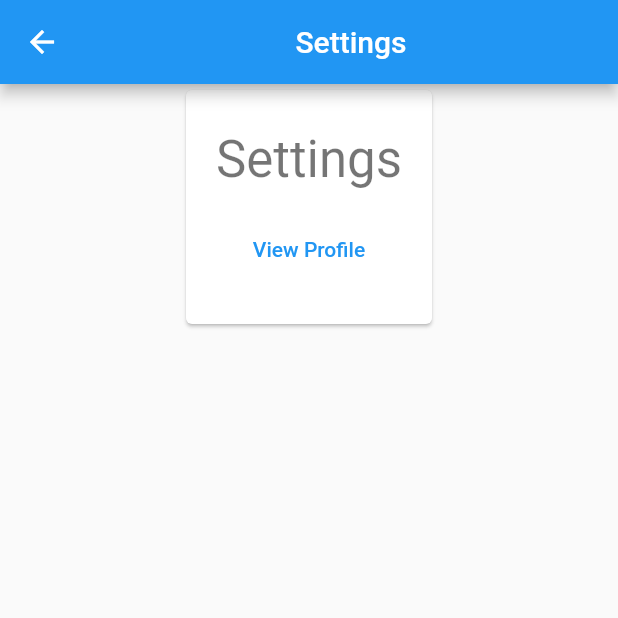
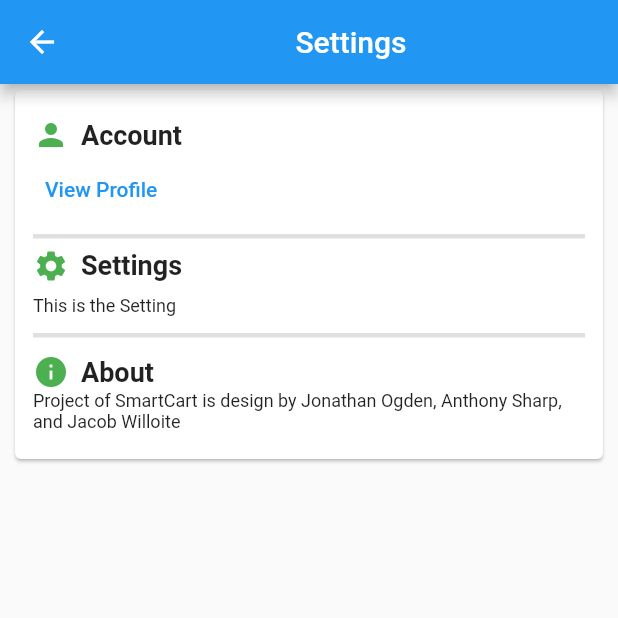
Before and after one commit to jawillhoite/smartcart, a Flutter app: the SettingsScreen screen opened directly, on a phone screen of 412 x 824 dp, the top half of it. Run offline on Flutter 3.47's test engine with Material 2 defaults, Android fonts, the phone set to English and light mode, and no system bars; our stand-ins replace firebase_core, firebase_database, url_strategy; missing offline and left inert: flutter_barcode_scanner, path_to_regexp; accounts and stored records are empty; network calls fail.

Commit message:
add some feature

```diff
--- a/lib/src/screens/settings.dart
+++ b/lib/src/screens/settings.dart
@@ -44,11 +44,35 @@ class SettingsContent extends StatelessWidget {
   @override
   Widget build(BuildContext context) => Column(
     children: [
-          ...[
+      // ...[
+      //   Text(
+      //     'Settings',
+      //     style: Theme.of(context).textTheme.headline4,
+      //   ),
+      //   Link(
+      //     uri: Uri.parse('/profile'),
+      //     builder: (context, followLink) => TextButton(
+      //       onPressed: followLink,
+      //       child: const Text('View Profile'),
+      //     ),
+      //   ),
+
+      // ].map((w) => Padding(padding: const EdgeInsets.all(8), child: w)),
+      Row(
+        children: [
+          Icon(
+            Icons.person,
+            color: Colors.green,
+          ),
+          SizedBox(width: 8,),
           Text(
-              'Settings',
-              style: Theme.of(context).textTheme.headline4,
+            "Account",
+            style:  TextStyle(fontSize: 18, fontWeight: FontWeight.bold),
           ),
+        ],
+      ),
+      Row(
+        children: [
           Link(
           uri: Uri.parse('/profile'),
           builder: (context, followLink) => TextButton(
@@ -56,9 +80,46 @@ class SettingsContent extends StatelessWidget {
             child: const Text('View Profile'),
           ),
         ),
+        ],
+      ),
+      Divider(height: 15, thickness:  3,),
+      Row(
+        children: [
+          Icon(
+            Icons.settings,
+            color: Colors.green,
+          ),
+          SizedBox(width: 8,),
+          Text(
+            "Settings",
+            style:  TextStyle(fontSize: 18, fontWeight: FontWeight.bold),
+          ),
 
-          ].map((w) => Padding(padding: const EdgeInsets.all(8), child: w)),
-
+        ],
+      ),
+      SizedBox(height: 8,),
+      Row(children: [Text(
+        "This is the Setting",
+        style:  TextStyle(fontSize: 12, ),
+      ),],),
+      Divider(height: 25, thickness:  3,),
+      Row(
+        children: [
+          Icon(
+            Icons.info,
+            color: Colors.green,
+          ),
+          SizedBox(width: 8,),
+          Text(
+            "About",
+            style:  TextStyle(fontSize: 18, fontWeight: FontWeight.bold),
+          ),
+        ],
+      ),
+      Text(
+        "Project of SmartCart is design by Jonathan Ogden, Anthony Sharp, and Jacob Willoite",
+        style:  TextStyle(fontSize: 12),
+      ),
     ],
   );
 }
```
Also changed, not shown: lib/src/screens/profile.dart (+17 -42 lines), lib/src/screens/register.dart (+10 -28 lines), lib/src/screens/scan.dart (+107 -30 lines), lib/src/screens/sign_in.dart (+0 -7 lines), pubspec.lock. Lines whose indentation alone changed are shown as unchanged.
